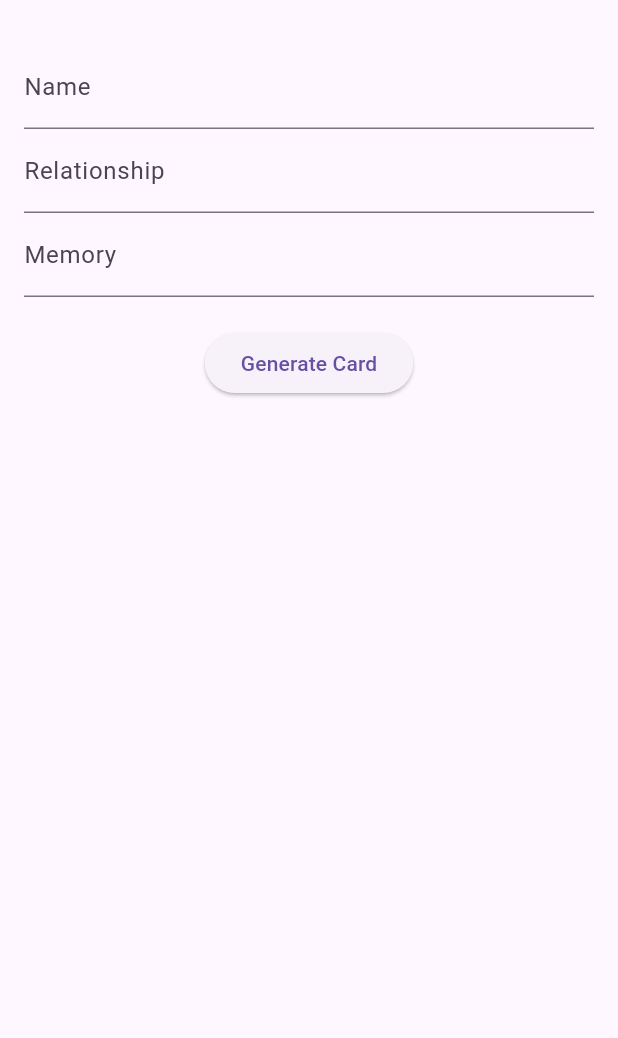
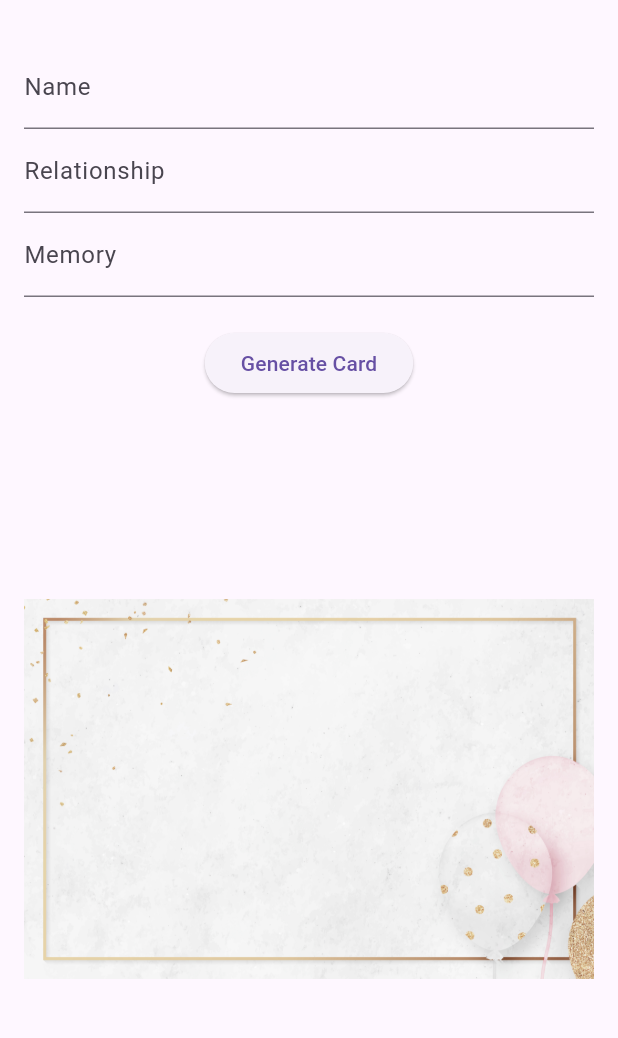
Before and after one commit to Vinni-Cedraz/Theodore, a Flutter app: the screen it shows after launch, on a phone screen of 412 x 824 dp, the part 63-1101 px from its top. Run offline on Flutter 3.47's test engine with Material 3 defaults, Android fonts, the phone set to English and light mode, and no system bars.

Commit message:
base image being displayed on the front end, generate card button is failing. I will compose the image from the front from now on

```diff
--- a/front_end/lib/screens/card_designer_screen.dart
+++ b/front_end/lib/screens/card_designer_screen.dart
@@ -1,54 +1,59 @@
 import 'package:flutter/material.dart';
 import '../services/api_service.dart';
+import 'dart:convert';
 
 class CardDesignerScreen extends StatefulWidget {
   const CardDesignerScreen({super.key});
-
   @override
-  _CardDesignerScreenState createState() => _CardDesignerScreenState();
+  State<CardDesignerScreen> createState() => _CardDesignerScreenState();
 }
 
 class _CardDesignerScreenState extends State<CardDesignerScreen> {
-  final ApiService apiService = ApiService();
+  final ApiService _apiService = ApiService();
   final TextEditingController nameController = TextEditingController();
   final TextEditingController relationshipController = TextEditingController();
   final TextEditingController memoryController = TextEditingController();
 
-  String? message;
-  String? frontImageUrl;
-  String? bodyImageUrl;
-  String? backImageUrl;
+  String? bottomImage;
+  String? topImage;
+  String? birthdayMessage;
+  bool isLoading = false;
 
   Future<void> generateCard() async {
+    setState(() => isLoading = true);
     try {
-      final result = await apiService.generateCard(
+      // Step 1: Generate images
+      final imagesResult = await _apiService.generateImages(
+        relationship: relationshipController.text,
+        memory: memoryController.text,
+      );
+      setState(() {
+        bottomImage = imagesResult['bottom_image'];
+        topImage = imagesResult['top_image'];
+      });
+
+      // Step 2: Generate birthday message
+      final messageResult = await _apiService.generateBirthdayMessage(
         name: nameController.text,
         relationship: relationshipController.text,
         memory: memoryController.text,
       );
-      setState(() {
-        message = result['message'];
-        frontImageUrl = result['frontImageUrl'];
-        bodyImageUrl = result['bodyImageUrl'];
-        backImageUrl = result['backImageUrl'];
-      });
+      setState(() => birthdayMessage = messageResult['message']);
     } catch (e) {
-      // Handle error
-      print('Error generating card: $e');
       ScaffoldMessenger.of(context).showSnackBar(
-        SnackBar(content: Text('Error generating card: $e')),
+        SnackBar(content: Text('Error: $e')),
       );
+    } finally {
+      setState(() => isLoading = false);
     }
   }
 
   @override
   Widget build(BuildContext context) {
     return Scaffold(
-      appBar: AppBar(
-        title: const Text('Card Designer'),
-      ),
+      appBar: AppBar(title: const Text('Card Designer')),
       body: Padding(
-        padding: const EdgeInsets.all(16.0),
+        padding: const EdgeInsets.all(16),
         child: Column(
           children: [
             TextField(
@@ -64,17 +69,67 @@ class _CardDesignerScreenState extends State<CardDesignerScreen> {
               decoration: const InputDecoration(labelText: 'Memory'),
             ),
             const SizedBox(height: 20),
-            ElevatedButton(
-              onPressed: generateCard,
-              child: const Text('Generate Card'),
+            if (isLoading)
+              const CircularProgressIndicator()
+            else
+              ElevatedButton(
+                onPressed: generateCard,
+                child: const Text('Generate Card'),
+              ),
+            const SizedBox(height: 20),
+            Expanded(
+              child: Stack(
+                children: [
+                  Positioned.fill(
+                    child: Image.asset(
+                      'assets/images/placeholders/body.png',
+                      fit: BoxFit.contain,
+                    ),
+                  ),
+                  if (bottomImage != null)
+                    Positioned(
+                      left: 256,
+                      bottom: 256,
+                      child: Image.memory(
+                        base64Decode(bottomImage!),
+                        width: 512,
+                        height: 512,
+                      ),
+                    ),
+                  if (topImage != null)
+                    Positioned(
+                      right: 256,
+                      top: 256,
+                      child: Image.memory(
+                        base64Decode(topImage!),
+                        width: 512,
+                        height: 512,
+                      ),
+                    ),
+                  if (birthdayMessage != null)
+                    Positioned(
+                      left: 256,
+                      top: 256,
+                      child: Container(
+                        constraints: BoxConstraints(
+                          maxWidth: MediaQuery.of(context).size.width - 512,
+                        ),
+                        padding: const EdgeInsets.all(8.0),
+                        color: Colors.white.withAlpha(
+                            179), // Background color to ensure readability
+                        child: Text(
+                          birthdayMessage!,
+                          style: TextStyle(
+                            fontSize: 40, // Adjust font size
+                            color: Colors.grey.shade800,
+                            height: 1.2,
+                          ),
+                        ),
+                      ),
+                    ),
+                ],
+              ),
             ),
-            if (message != null) ...[
-              const SizedBox(height: 20),
-              Text('Message: $message'),
-              if (frontImageUrl != null) Image.network(frontImageUrl!),
-              if (bodyImageUrl != null) Image.network(bodyImageUrl!),
-              if (backImageUrl != null) Image.network(backImageUrl!),
-            ],
           ],
         ),
       ),
--- a/front_end/pubspec.yaml
+++ b/front_end/pubspec.yaml
@@ -23,3 +23,5 @@ dev_dependencies:
 
 flutter:
   uses-material-design: true
+  assets:
+    - assets/images/placeholders/body.png
```
Also changed, not shown: front_end/lib/services/api_service.dart (+31 -6 lines), 1 other file.
